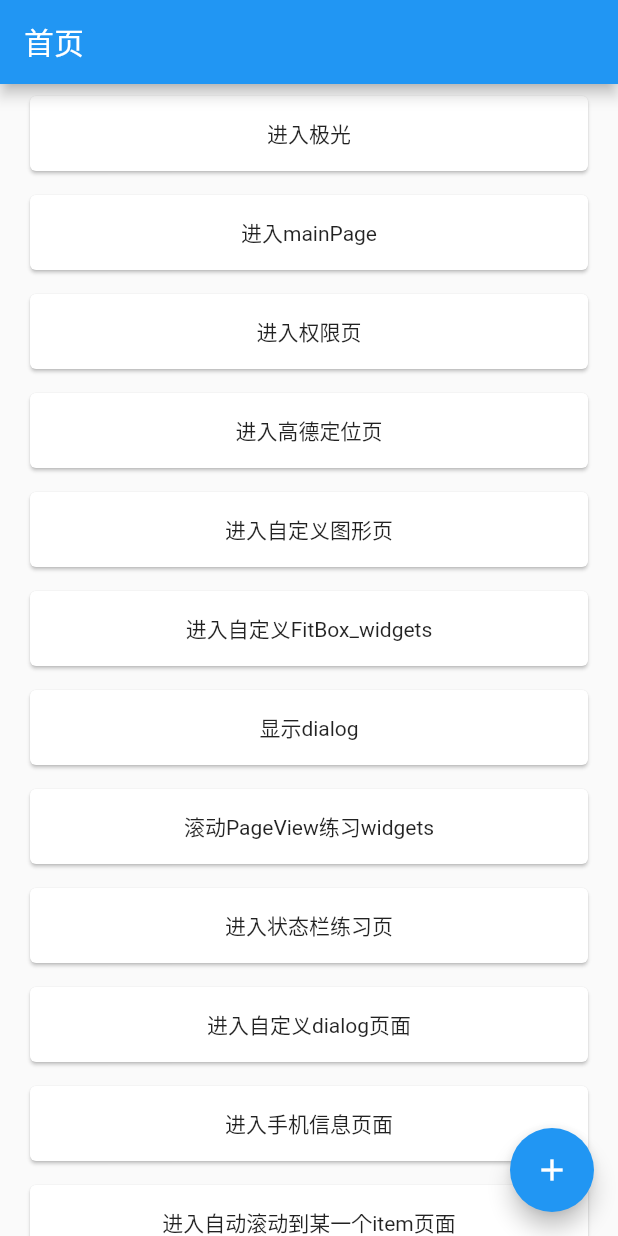
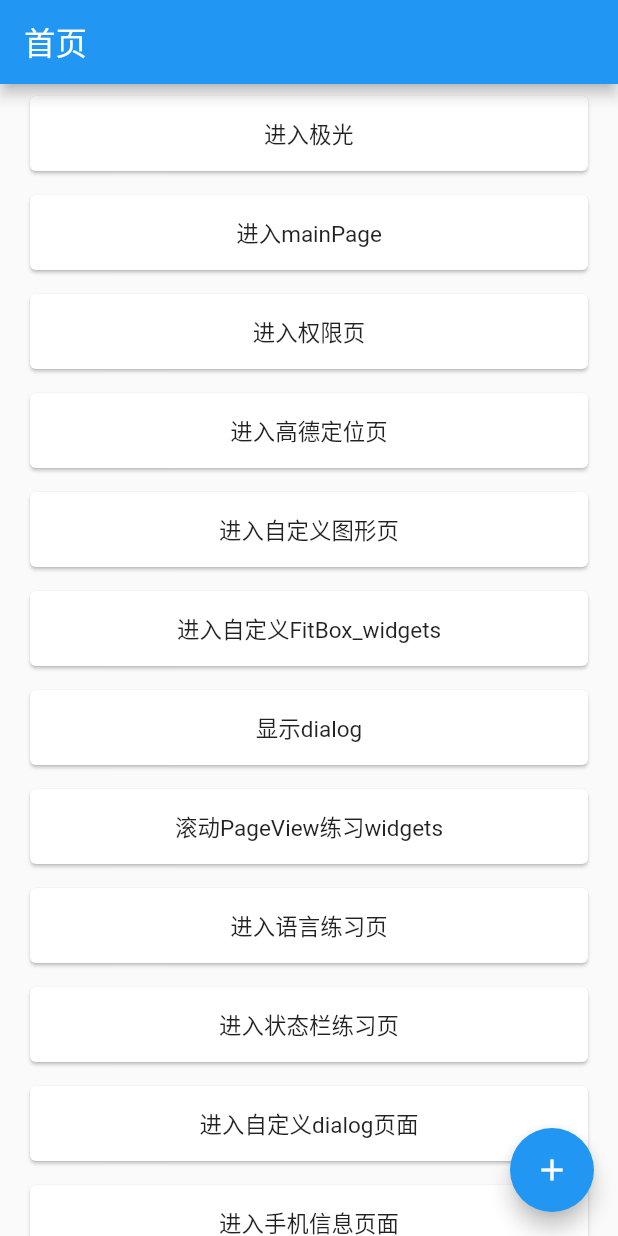
Before and after one commit to fyq550793892/easy_flutter_two, a Flutter app: the screen it shows after launch, on a phone screen of 412 x 824 dp. Run offline on Flutter 3.47's test engine with Material 2 defaults, Android fonts, the phone set to English and light mode, and no system bars; our stand-ins replace extended_nested_scroll_view, flutter_easyloading, flutter_screenutil, fluttertoast, get, image_gallery_saver and 2 more; missing offline and left inert: sp_util.

Commit message:
feat:加入主题修改和语言修改

```diff
--- a/lib/home_page/main_home_page.dart
+++ b/lib/home_page/main_home_page.dart
@@ -158,6 +158,20 @@ class _MyHomePageState extends State<MyHomePage> {
           ),
           GestureDetector(
             onTap: () {
+              Get.toNamed(RouteConfig.localLanguagePage);
+            },
+            child: ListTile(
+              title: Card(
+                child: Container(
+                  child: Text("进入语言练习页"),
+                  height: 50,
+                  alignment: Alignment.center,
+                ),
+              ),
+            ),
+          ),
+          GestureDetector(
+            onTap: () {
               Get.toNamed(RouteConfig.globalBarPage);
             },
             child: ListTile(
--- /dev/null
+++ b/lib/local_language_module/local_message.dart
@@ -0,0 +1,20 @@
+import 'package:get/get.dart';
+
+/// @Author: fanyuqing
+/// @Description: 语言基础类
+/// @date: 2023/6/14
+class LocalMessage extends Translations {
+  @override
+  // TODO: implement keys
+  Map<String, Map<String, String>> get keys => {
+        'zh_CN': {
+          'hello': '你好 世界',
+        },
+        'en_US': {
+          'hello': 'hi world',
+        },
+        'de_DE': {
+          'hello': 'Hallo Welt',
+        }
+      };
+}
--- a/lib/main.dart
+++ b/lib/main.dart
@@ -1,3 +1,4 @@
+import 'package:easy_flutter/local_language_module/local_message.dart';
 import 'package:easy_flutter/routes/route_config.dart';
 import 'package:flutter/material.dart';
 import 'package:flutter_easyloading/flutter_easyloading.dart';
@@ -26,6 +27,9 @@ class MyApp extends StatelessWidget {
           theme: ThemeData(
             primarySwatch: Colors.blue,
           ),
+          translations: LocalMessage(),
+          locale: Locale('zh', 'CN'),
+          fallbackLocale: Locale('en', 'US'),
           localizationsDelegates: [
             GlobalMaterialLocalizations.delegate, // 指定本地化的字符串和一些其他的值
             GlobalCupertinoLocalizations.delegate, // 对应的Cupertino风格
--- a/lib/routes/route_config.dart
+++ b/lib/routes/route_config.dart
@@ -4,6 +4,7 @@ import 'package:easy_flutter/custom_widget_modules/custom_widget_page.dart';
 import 'package:easy_flutter/get_use/middle_use/login_middle.dart';
 import 'package:easy_flutter/global/state_bar/state_bar_use_widget.dart';
 import 'package:easy_flutter/home_page/main_home_page.dart';
+import 'package:easy_flutter/local_language_module/local_language_page.dart';
 import 'package:easy_flutter/location_modules/location_page.dart';
 import 'package:easy_flutter/login_pages/login_page.dart';
 import 'package:easy_flutter/login_pages/num_code_page.dart';
@@ -58,7 +59,8 @@ class RouteConfig {
   static const String dialogShowPage = "/dialogShowPage"; // dialogShowPage
   static const String autoScrollPage = "/autoScrollPage"; // 自动滚动页面
   static const String longPicSavePage = "/longPicSavePage"; // 长图保存页
-  static const String animationPage = "/animationPage"; // demo test页
+  static const String animationPage = "/animationPage"; // 动画页
+  static const String localLanguagePage = "/localLanguagePage"; // 多语言页
 
   static const String demoTestPage = "/demoTestPage"; // demo test页
 
@@ -76,16 +78,14 @@ class RouteConfig {
     ),
     GetPage(name: loginPage, page: () => LoginPage()),
     GetPage(name: inputCodePage, page: () => NumCodePage()),
-    GetPage(
-        name: mainSecondPage,
-        page: () => MainSecondPage(),
-        middlewares: [LoginMiddle()]),
+    GetPage(name: mainSecondPage, page: () => MainSecondPage(), middlewares: [LoginMiddle()]),
     GetPage(name: permissionPage, page: () => PermissionPage()),
     GetPage(name: locationPage, page: () => LocationPage()),
     GetPage(name: customViewPage, page: () => CustomViewPage()),
     GetPage(name: customWidgetPage, page: () => CustomWidgetPage()),
     GetPage(name: pageViewPage, page: () => WidgetStudyPage()),
     GetPage(name: globalBarPage, page: () => StateBarUserWidget()),
+    GetPage(name: localLanguagePage, page: () => LocalLanguagePage()),
 
     // GetPage(name: studyFlagPage, page: () => StudyFlagPage()),
     // GetPage(name: serviceAgreementPage, page: () => ServiceAgreementPage()),
@@ -103,8 +103,7 @@ class RouteConfig {
     // GetPage(name: deBugPage, page: () => DeBugPage()),
     GetPage(name: infoPage, page: () => SystemInfoPage()),
     GetPage(name: dialogShowPage, page: () => DialogWidget()),
-    GetPage(
-        name: animationPage, page: () => HeroPage()), // HeroPage AnimationPage
+    GetPage(name: animationPage, page: () => HeroPage()), // HeroPage AnimationPage
 
     GetPage(
       name: autoScrollPage,
```
Also changed, not shown: lib/local_language_module/local_language_page.dart (added, +56 -0 lines).
